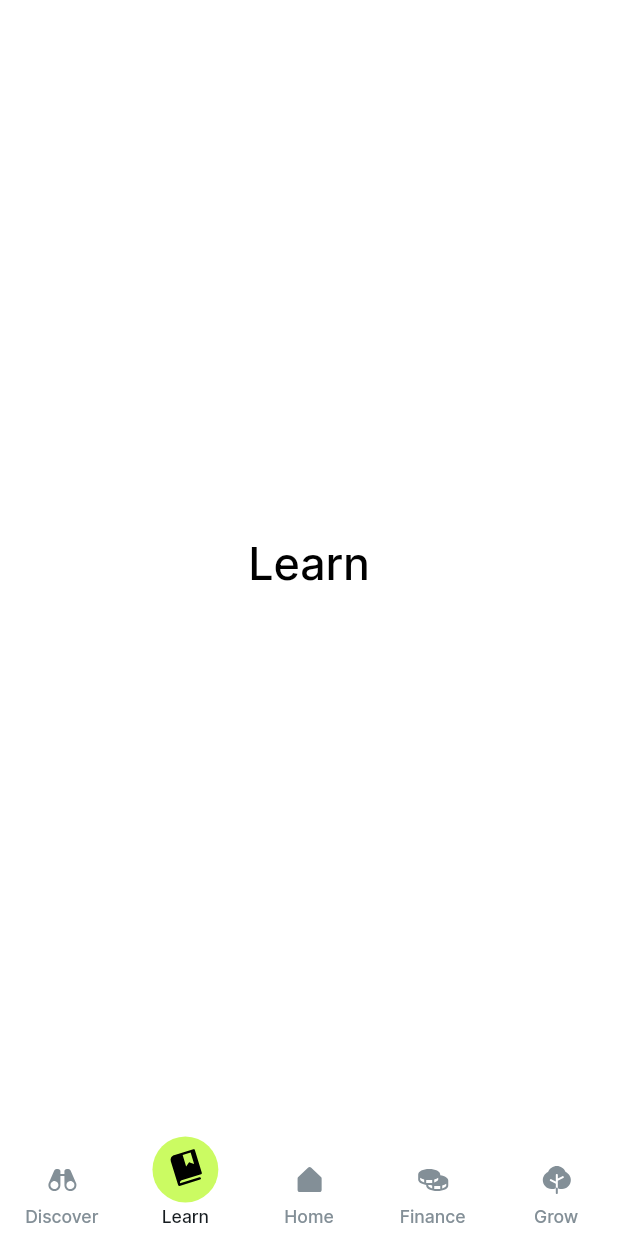
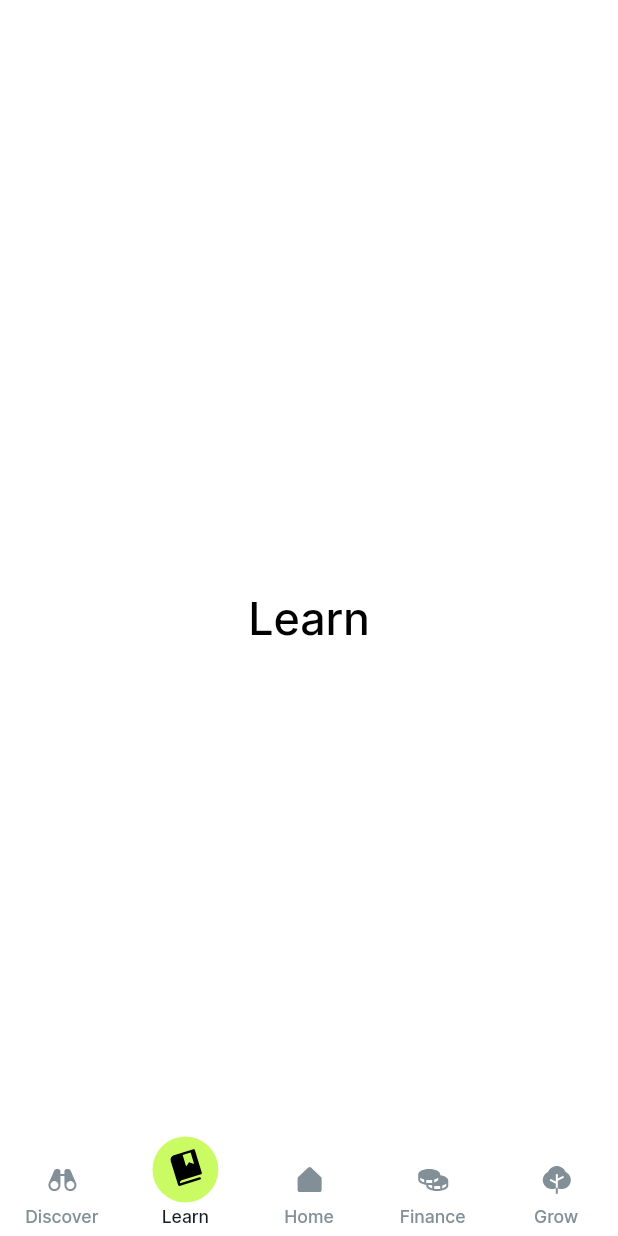
Before and after one commit to dhruvd-grappus/wizr, a Flutter app: the screen it shows after launch, item 2 of the bottom bar chosen, on a phone screen of 412 x 824 dp. Run offline on Flutter 3.47's test engine with Material 2 defaults, Android fonts, the phone set to English and light mode, and no system bars; our stand-ins replace bloc, dio, flutter_screenutil, flutter_staggered_animations, flutter_svg, fluttertoast and 5 more; missing offline and left inert: face_camera, simple_ripple_animation; generated files the repository leaves out were written again; project files that could hold a hidden picture were left out.

Commit message:
fix-homepage scaffold

```diff
--- a/lib/views/home_page.dart
+++ b/lib/views/home_page.dart
@@ -52,6 +52,9 @@ class _HomePageState extends State<HomePage> {
   Widget build(BuildContext context) {
     return Scaffold(
       backgroundColor: Colors.white,
+      body: SafeArea(
+        child: Scaffold(
+          backgroundColor: Colors.white,
           extendBody: true,
           bottomNavigationBar: WizrBottomNavigationBar(
             selectedIndex: _selectedIndex,
@@ -84,7 +87,9 @@ class _HomePageState extends State<HomePage> {
               ),
             ),
           ),
-      body: SafeArea(child: widget.child),
+          body: widget.child,
+        ),
+      ),
     );
   }
 }
--- a/pubspec.yaml
+++ b/pubspec.yaml
@@ -1,6 +1,6 @@
 name: wizr
 description: A Very Good Project created by Very Good CLI.
-version: 1.0.1+2
+version: 1.0.1+3
 publish_to: none
 
 environment:
```
Lines whose indentation alone changed are shown as unchanged.
